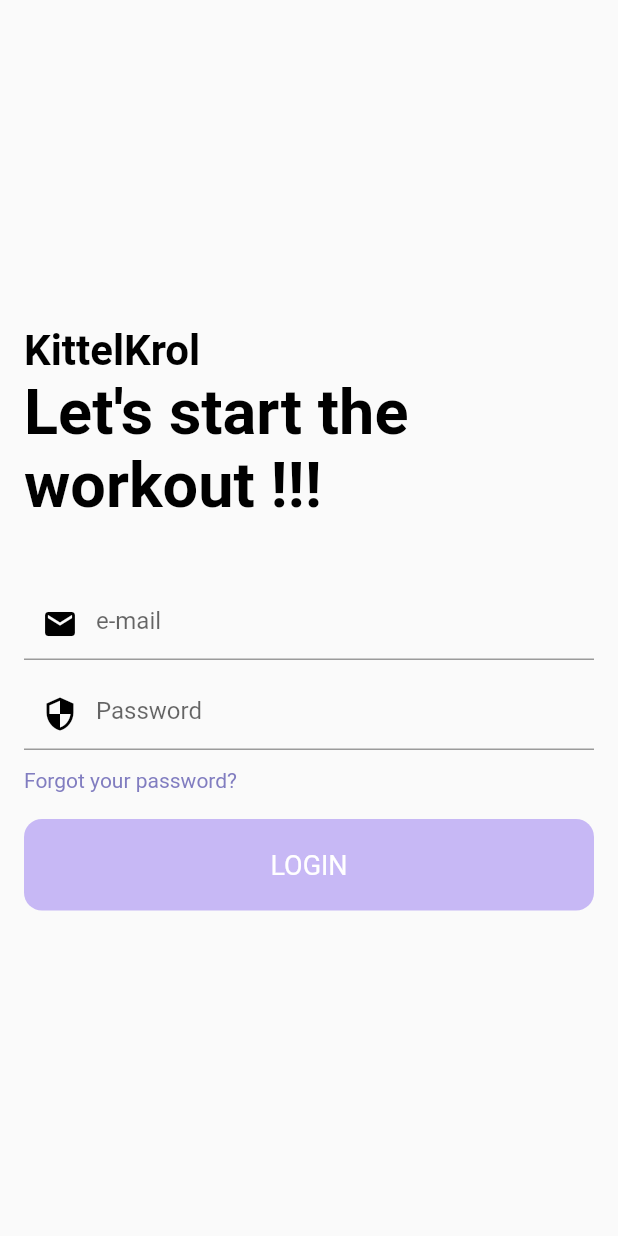
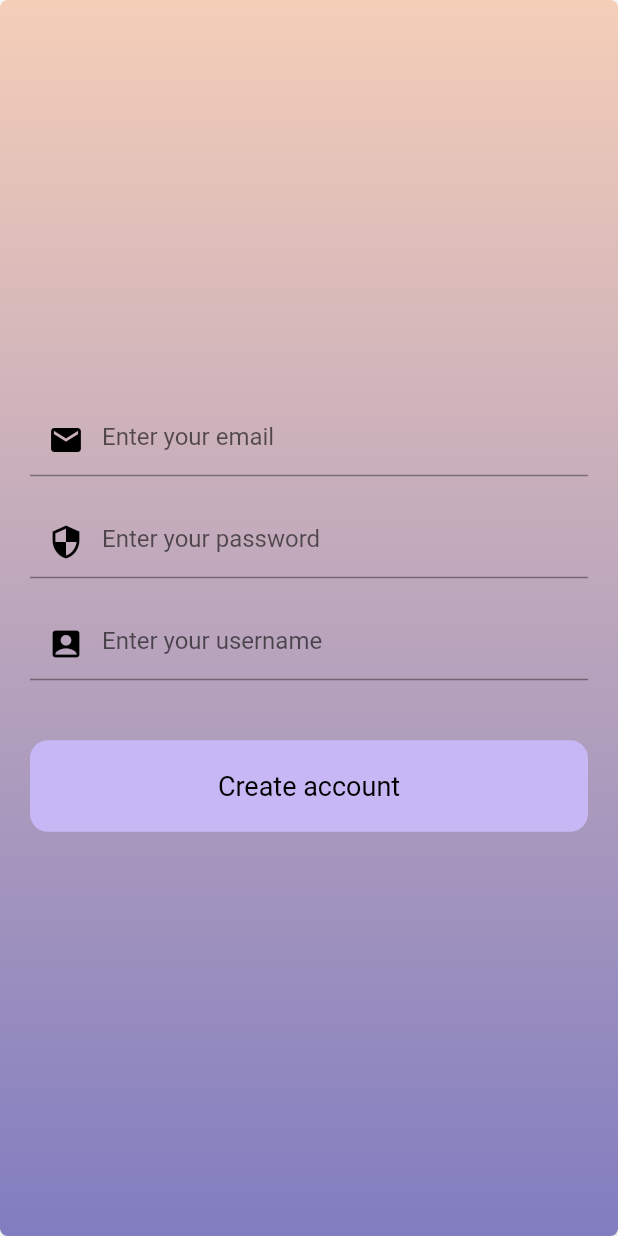
Before and after one commit to ZuzannaKittel/io_project_app, a Flutter app: the screen it shows after launch, after a tap on "Register now", on a phone screen of 412 x 824 dp. Run offline on Flutter 3.47's test engine with Material 2 defaults, Android fonts, the phone set to English and light mode, and no system bars; our stand-ins replace firebase_auth, firebase_core, flutter_svg; accounts and stored records are empty; network calls fail; project files that could hold a hidden picture were left out.

Commit message:
Wstępna rejestracja

```diff
--- a/lib/StartingPage.dart
+++ b/lib/StartingPage.dart
@@ -1,5 +1,5 @@
 import 'package:flutter/material.dart';
-
+import 'registration.dart';
 import 'package:io_project/HomePage.dart';
 import 'package:io_project/constants.dart';
 
@@ -10,27 +10,11 @@ class startingPage extends StatefulWidget {
   State<startingPage> createState() => _startingPageState();
 }
 
+// ignore: camel_case_types
 class _startingPageState extends State<startingPage> {
   @override
   Widget build(BuildContext context) {
     return Scaffold(
-      appBar: AppBar(
-        title: const Center(
-            child: Text(
-          "FitApp",
-          style: TextStyle(
-              color: Color.fromARGB(255, 255, 255, 255),
-              fontFamily: "Cairo",
-              fontSize: 28.0,
-              fontWeight: FontWeight.bold,
-              shadows: [
-                Shadow(
-                    color: Colors.black54, offset: Offset(1, 2), blurRadius: 4)
-              ]),
-        )),
-        elevation: 0,
-        backgroundColor: Color(0xFFF8F8F8),
-      ),
       body: SingleChildScrollView(
         child: Container(
           padding: const EdgeInsets.symmetric(horizontal: 20),
@@ -111,7 +95,7 @@ class _startingPageState extends State<startingPage> {
                   Navigator.push(
                     context,
                     MaterialPageRoute(
-                      builder: (context) => const HomePage(),
+                      builder: (context) => const RegitrationPage(),
                     ),
                   );
                 },
--- /dev/null
+++ b/lib/registration.dart
@@ -0,0 +1,109 @@
+import 'package:flutter/material.dart';
+import 'package:io_project/profile_page.dart';
+import 'package:io_project/HomePage.dart';
+import 'package:io_project/constants.dart';
+import 'ProfileScreen.dart';
+
+class RegitrationPage extends StatefulWidget {
+  const RegitrationPage({Key? key}) : super(key: key);
+
+  @override
+  State<RegitrationPage> createState() => _RegitrationPageState();
+}
+
+//TODO: Podpiecie do bazy danych
+// ignore: camel_case_types
+class _RegitrationPageState extends State<RegitrationPage> {
+  @override
+  Widget build(BuildContext context) {
+    return Scaffold(
+      body: SingleChildScrollView(
+        child: Container(
+          padding: const EdgeInsets.symmetric(horizontal: 20),
+          height: MediaQuery.of(context).size.height,
+          decoration: BoxDecoration(
+            borderRadius: const BorderRadius.all(
+              Radius.circular(5),
+            ),
+            boxShadow: [
+              BoxShadow(
+                color: Colors.grey.shade200,
+                offset: const Offset(2, 4),
+                blurRadius: 5,
+                spreadRadius: 2,
+              ),
+            ],
+            gradient: const LinearGradient(
+              begin: Alignment.topCenter,
+              end: Alignment.bottomCenter,
+              colors: [
+                mBackgroundColor,
+                Color(0xFF817DC0),
+              ],
+            ),
+          ),
+          child: Column(
+            crossAxisAlignment: CrossAxisAlignment.center,
+            mainAxisAlignment: MainAxisAlignment.center,
+            children: [
+              const TextField(
+                keyboardType: TextInputType.emailAddress,
+                decoration: InputDecoration(
+                  hintText: "Enter your email",
+                  prefixIcon: Icon(Icons.mail, color: Colors.black),
+                ),
+              ),
+              const SizedBox(
+                height: 20,
+              ),
+              const TextField(
+                obscureText: true,
+                decoration: InputDecoration(
+                  hintText: "Enter your password",
+                  prefixIcon: Icon(Icons.security, color: Colors.black),
+                ),
+              ),
+              const SizedBox(
+                height: 20,
+              ),
+              const TextField(
+                obscureText: true,
+                decoration: InputDecoration(
+                  hintText: "Enter your username",
+                  prefixIcon: Icon(Icons.account_box, color: Colors.black),
+                ),
+              ),
+              const SizedBox(
+                height: 40,
+              ),
+              SizedBox(
+                  width: double.infinity,
+                  child: RawMaterialButton(
+                    fillColor: const Color(0xFFC7B8F5),
+                    elevation: 0.0,
+                    padding: const EdgeInsets.symmetric(vertical: 20.0),
+                    shape: RoundedRectangleBorder(
+                        borderRadius: BorderRadiusDirectional.circular(12.0)),
+                    onPressed: () {
+                      Navigator.push(
+                        context,
+                        MaterialPageRoute(
+                          builder: (context) => ProfilePage(),
+                        ),
+                      );
+                    },
+                    child: const Text(
+                      "Create account",
+                      style: TextStyle(
+                        color: Colors.black,
+                        fontSize: 18.0,
+                      ),
+                    ),
+                  )),
+            ],
+          ),
+        ),
+      ),
+    );
+  }
+}
```
